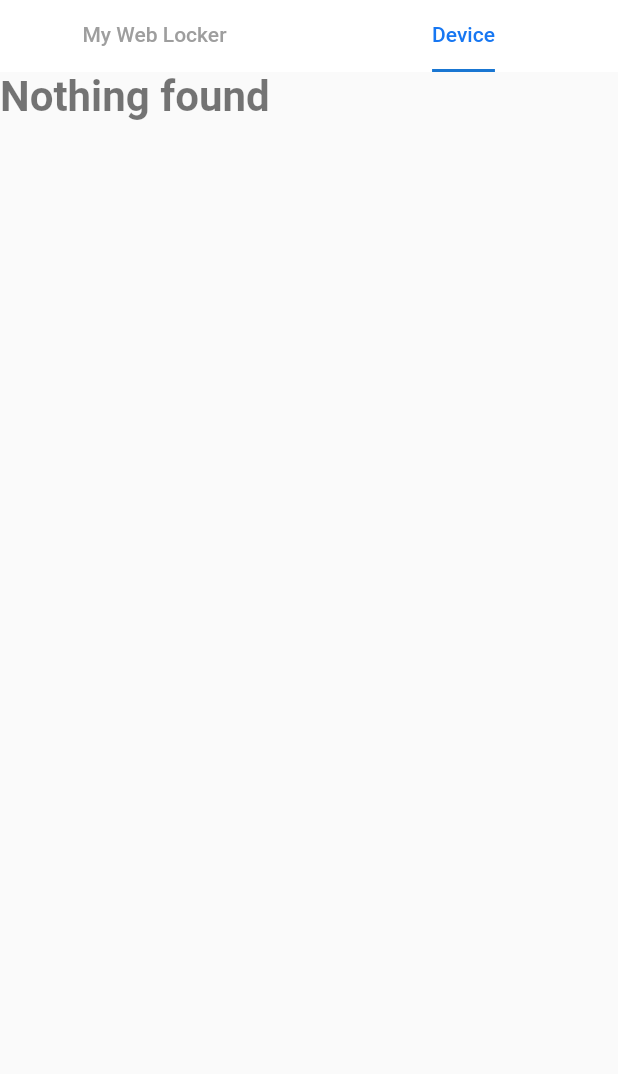
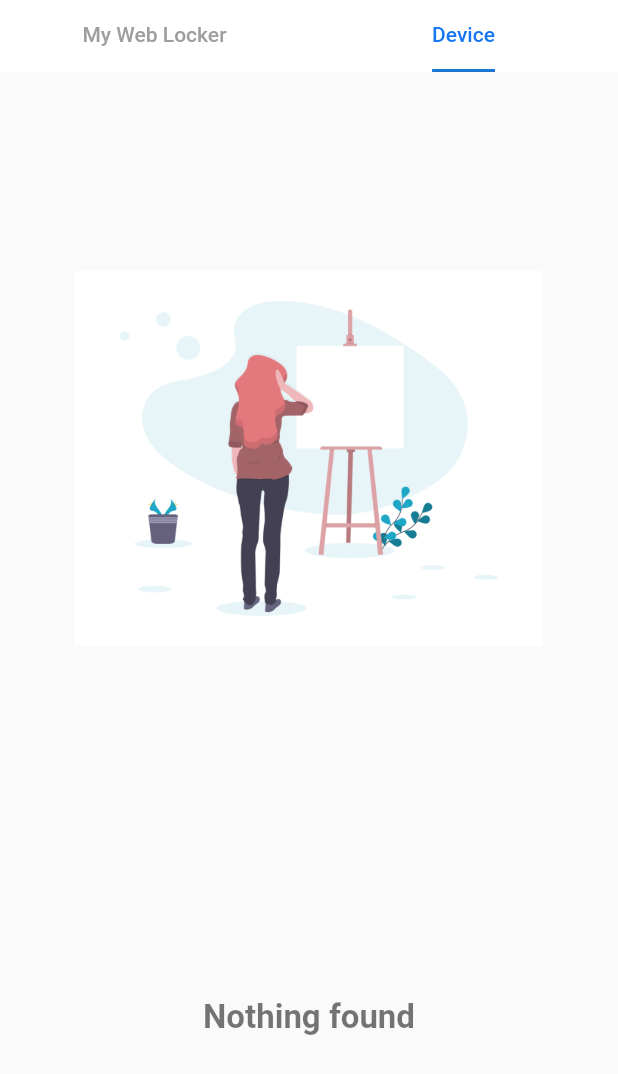
Before and after one commit to arafat08007/digilocker, a Flutter app: the MyDriveScreenPage widget shown alone on an empty page, opened directly, tab 2 chosen, on a phone screen of 412 x 824 dp. Shown: the top 1074 px of the screen. Run offline on Flutter 3.47's test engine with Material 2 defaults, Android fonts, the phone set to English and light mode, and no system bars; our stand-ins replace dio, get; missing offline and left inert: fab_circular_menu, floating_action_bubble, flutter_file_manager, folder_file_saver, path_provider_ex, prompt_dialog and 2 more; network calls fail; statements that could not run were skipped.

```diff
--- a/lib/Screen/Files.dart
+++ b/lib/Screen/Files.dart
@@ -114,7 +114,18 @@ class _MyDriveScreenPageState extends State<MyDriveScreenPage> with SingleTicker
                     );
                   },
                 ):
-                Text('Nothing found',style: TextStyle(color: Colors.black54, fontWeight: FontWeight.bold, fontSize: 28),),
+                Container(
+                    padding: const EdgeInsets.all(15),
+                    child: Column(
+                        mainAxisAlignment: MainAxisAlignment.spaceAround,
+                        crossAxisAlignment: CrossAxisAlignment.center,
+                        children: [
+                          Image.asset('assets/notfound.png', width: MediaQuery.of(context).size.width-100,),
+                          Text('Nothing found',style: TextStyle(color: Colors.black54, fontWeight: FontWeight.bold, fontSize: 22),),
+                        ]
+
+                    )
+                ),
               )
             ],
           )
--- a/lib/Screen/Home.dart
+++ b/lib/Screen/Home.dart
@@ -393,8 +393,8 @@ class _MyHomePageState extends State<MyHomePage> with SingleTickerProviderStateM
             TextButton(
               child: Text('Cancel', style: TextStyle(color: Colors.red),),
               onPressed: () {
-                Get.back();
-                //Navigator.of(context).pop();
+                //Navigator.pop(_);
+                Navigator.of(context).pop();
                // _animationController.reverse();
               },
             ),
@@ -423,7 +423,7 @@ class _MyHomePageState extends State<MyHomePage> with SingleTickerProviderStateM
       title: 'Choose File category',
       onCancelBtnTap: (value) {
         print('Cancel Button Tapped');
-        Get.back();
+        Navigator.of(context).pop(false);
       },
       onRadioButtonSelection: (value) {
         print('onRadioButtonSelection $value');
```
Also changed, not shown: lib/Models/Loginapi.dart (added, +33 -0 lines).
